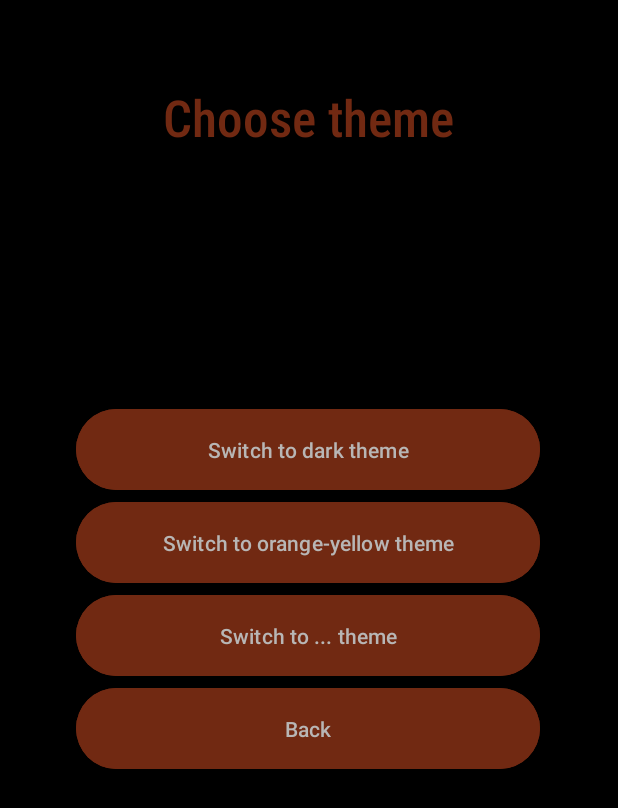
After one commit to DaryaEvd/OOAD, an Android app: the ChangeAppearanceActivity screen opened directly, with no data from a screen before it, on a phone screen of 412 x 824 dp. The commit adds this screen. Shown: the top 808 px of the screen. Run offline under Robolectric (Android 15) with nearby library versions, the phone set to English and light mode, and no system bars.

Commit message:
added dark theme

```diff
--- a/team_work/TimeWise/app/src/main/java/ooad/timewise/MainActivity.java
+++ b/team_work/TimeWise/app/src/main/java/ooad/timewise/MainActivity.java
@@ -5,12 +5,15 @@ import androidx.appcompat.app.AppCompatActivity;
 import android.os.Bundle;
 
 import ooad.timewise.password.PasswordManager;
+import ooad.timewise.settings.AppearanceManager;
 
 public class MainActivity extends AppCompatActivity {
 
     @Override
     protected void onCreate(Bundle savedInstanceState) {
         super.onCreate(savedInstanceState);
+        AppearanceManager appearanceManager = new AppearanceManager();
+        appearanceManager.switchToCurrentTheme(this);
         PasswordManager passwordManager = new PasswordManager();
         passwordManager.chooseEnterPasswordActivity(this);
     }
--- /dev/null
+++ b/team_work/TimeWise/app/src/main/java/ooad/timewise/settings/ChangeAppearanceActivity.java
@@ -0,0 +1,41 @@
+package ooad.timewise.settings;
+
+import android.os.Bundle;
+import android.view.View;
+import android.widget.Button;
+
+import androidx.appcompat.app.AppCompatActivity;
+
+import ooad.timewise.ActivitiesUtils;
+import ooad.timewise.R;
+
+public class ChangeAppearanceActivity extends AppCompatActivity {
+
+    private static final AppearanceManager appearanceManager = new AppearanceManager();
+
+    @Override
+    protected void onCreate(Bundle savedInstanceState) {
+        super.onCreate(savedInstanceState);
+        setContentView(R.layout.change_appearance_page);
+
+        Button backBtn = findViewById(R.id.change_appearance_back_btn);
+        backBtn.setOnClickListener(this::clickOnBackBtn);
+        Button switchToDarkThemeBtn = findViewById(R.id.switch_to_dark_theme_btn);
+        switchToDarkThemeBtn.setOnClickListener(this::clickOnDarkThemeBtn);
+        Button switchToYellowOrangeThemeBtn = findViewById(R.id.switch_to_orange_yellow_theme);
+        switchToYellowOrangeThemeBtn.setOnClickListener(this::clickOnYellowOrangeThemeBtn);
+    }
+
+    private void clickOnDarkThemeBtn(View v){
+        appearanceManager.saveTheme(this, getString(R.string.dark_theme));
+        ActivitiesUtils.showInfo("Please, restart app", this);
+    }
+    private void clickOnYellowOrangeThemeBtn(View v){
+        appearanceManager.saveTheme(this, getString(R.string.yellow_orange_theme));
+        ActivitiesUtils.showInfo("Please, restart app", this);
+    }
+
+    private void clickOnBackBtn(View v){
+        ActivitiesUtils.switchToActivity(SettingsActivity.class, this);
+    }
+}
--- /dev/null
+++ b/team_work/TimeWise/app/src/main/java/ooad/timewise/settings/ChangeLanguageActivity.java
@@ -0,0 +1,4 @@
+package ooad.timewise.settings;
+
+public class ChangeLanguageActivity {
+}
--- /dev/null
+++ b/team_work/TimeWise/app/src/main/java/ooad/timewise/settings/ChangePasswordActivity.java
@@ -0,0 +1,4 @@
+package ooad.timewise.settings;
+
+public class ChangePasswordActivity {
+}
--- /dev/null
+++ b/team_work/TimeWise/app/src/main/res/layout/change_appearance_page.xml
@@ -0,0 +1,67 @@
+<?xml version="1.0" encoding="utf-8"?>
+<androidx.constraintlayout.widget.ConstraintLayout xmlns:android="http://schemas.android.com/apk/res/android"
+    xmlns:app="http://schemas.android.com/apk/res-auto"
+    xmlns:tools="http://schemas.android.com/tools"
+    android:layout_width="match_parent"
+    android:layout_height="match_parent"
+    android:background="@color/background_color">
+
+    <TextView
+        android:id="@+id/textView3"
+        android:layout_width="wrap_content"
+        android:layout_height="wrap_content"
+        android:fontFamily="sans-serif-condensed-medium"
+        android:text="Choose theme"
+        android:textColor="@color/button_colors"
+        android:textSize="34sp"
+        app:layout_constraintBottom_toBottomOf="parent"
+        app:layout_constraintEnd_toEndOf="parent"
+        app:layout_constraintHorizontal_bias="0.497"
+        app:layout_constraintStart_toStartOf="parent"
+        app:layout_constraintTop_toTopOf="parent"
+        app:layout_constraintVertical_bias="0.071" />
+
+    <LinearLayout
+        android:layout_width="309dp"
+        android:layout_height="269dp"
+        android:orientation="vertical"
+        app:layout_constraintBottom_toBottomOf="parent"
+        app:layout_constraintEnd_toEndOf="parent"
+        app:layout_constraintHorizontal_bias="0.495"
+        app:layout_constraintStart_toStartOf="parent"
+        app:layout_constraintTop_toBottomOf="@+id/textView3"
+        app:layout_constraintVertical_bias="0.37">
+
+        <Button
+            android:id="@+id/switch_to_dark_theme_btn"
+            android:layout_width="match_parent"
+            android:layout_height="62dp"
+            android:backgroundTint="@color/button_colors"
+            android:text="Switch to dark theme"
+            android:textColor="@color/button_text_color" />
+
+        <Button
+            android:id="@+id/switch_to_orange_yellow_theme"
+            android:layout_width="match_parent"
+            android:layout_height="62dp"
+            android:backgroundTint="@color/button_colors"
+            android:text="Switch to orange-yellow theme"
+            android:textColor="@color/button_text_color" />
+
+        <Button
+            android:id="@+id/button3"
+            android:layout_width="match_parent"
+            android:layout_height="62dp"
+            android:backgroundTint="@color/button_colors"
+            android:text="Switch to ... theme"
+            android:textColor="@color/button_text_color" />
+
+        <Button
+            android:id="@+id/change_appearance_back_btn"
+            android:layout_width="match_parent"
+            android:layout_height="62dp"
+            android:backgroundTint="@color/button_colors"
+            android:text="Back"
+            android:textColor="@color/button_text_color" />
+    </LinearLayout>
+</androidx.constraintlayout.widget.ConstraintLayout>
--- a/team_work/TimeWise/app/src/main/res/values/strings.xml
+++ b/team_work/TimeWise/app/src/main/res/values/strings.xml
@@ -60,9 +60,6 @@
     <string name="snooze">Snooze</string>
     <string name="todo">TODO</string>
 
-
-
-
     <string name="back"><![CDATA[<-]]></string>
     <string name="forward"><![CDATA[->]]></string>
     <string name="display_task">DISPLAY TASK</string>
@@ -108,4 +105,6 @@
     <string name="edit_all_events">all Events</string>
     <string name="edit_only_this">this Event</string>
 
+    <string name="yellow_orange_theme">yot</string>
+    <string name="dark_theme">dt</string>
 </resources>
```
Also changed, not shown: team_work/TimeWise/app/src/main/AndroidManifest.xml (+5 -3 lines), team_work/TimeWise/app/src/main/java/ooad/timewise/settings/AppearanceManager.java (added, +34 -0 lines), team_work/TimeWise/app/src/main/java/ooad/timewise/settings/SettingsActivity.java (+23 -0 lines), team_work/TimeWise/app/src/main/res/values-night/colors.xml (+0 -10 lines), team_work/TimeWise/app/src/main/java/ooad/timewise/calendar/DeviceRestart.java (line endings or trailing spaces).
